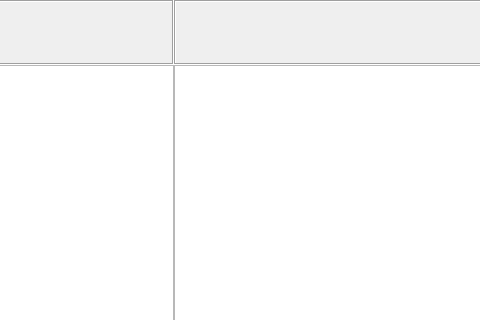
This is MyWeChat/mainwindow.ui in luchunabf/QT as Qt 5 draws it before an edit; both pictures show x 136 to 616 and y 0 to 320 of the 746 by 551 pixel window. The edited form follows.
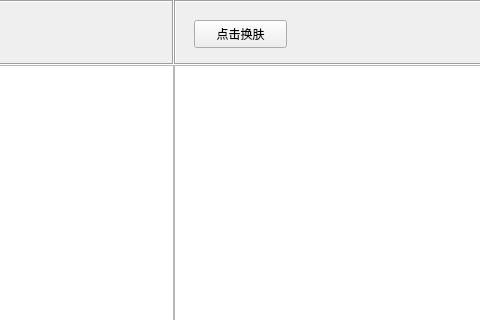
This is the edited form. Icons and pictures are not drawn.

Commit message: 20240616 添加qss换肤功能

Patch:
```diff
--- a/MyWeChat/mainwindow.ui
+++ b/MyWeChat/mainwindow.ui
@@ -226,6 +226,19 @@
      <string>发送</string>
     </property>
    </widget>
+   <widget class="QPushButton" name="changeQssPushButton">
+    <property name="geometry">
+     <rect>
+      <x>330</x>
+      <y>20</y>
+      <width>93</width>
+      <height>28</height>
+     </rect>
+    </property>
+    <property name="text">
+     <string>点击换肤</string>
+    </property>
+   </widget>
    <zorder>label</zorder>
    <zorder>label_2</zorder>
    <zorder>searchPushButton</zorder>
```
Left out of the diff: 15 changed lines with no effect on the pictures. The commit also changes 10 other files.
